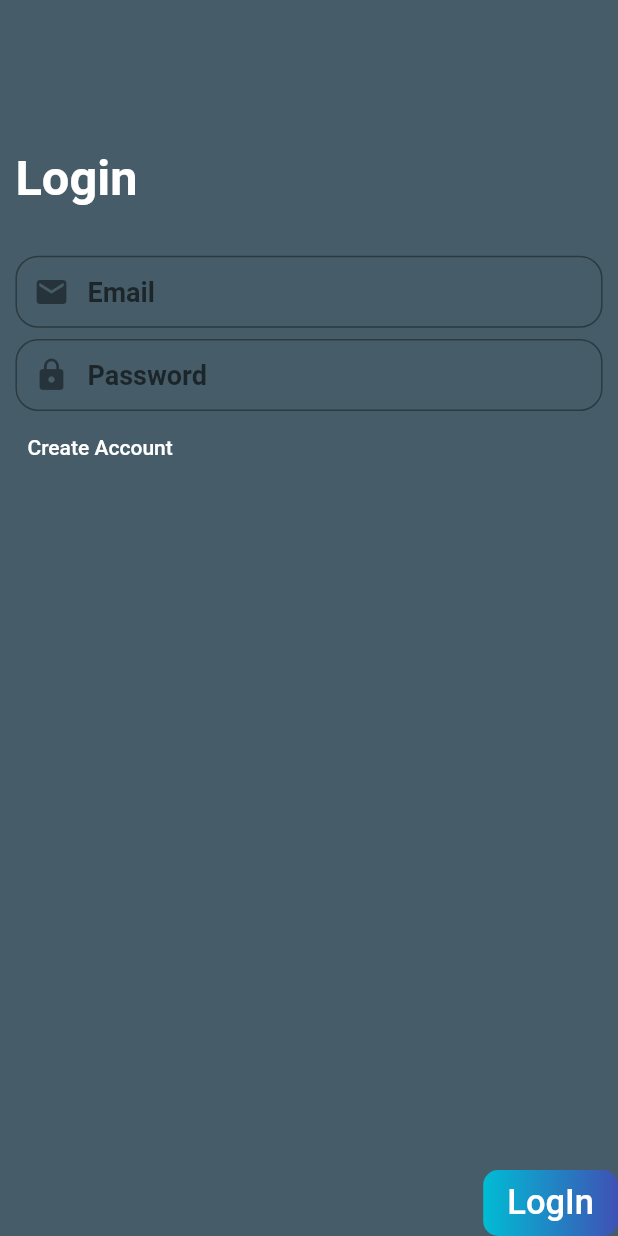
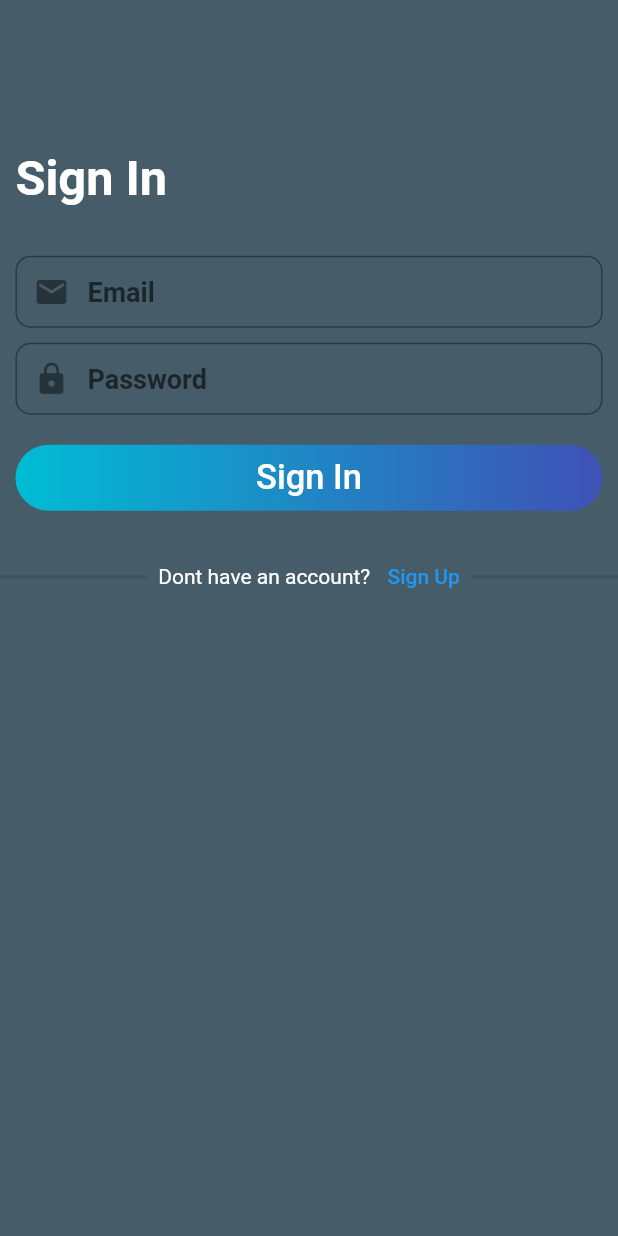
Before and after one commit to CodingMuhammed/Workouter, a Flutter app: the screen it shows after launch, on a phone screen of 412 x 824 dp. Run offline on Flutter 3.47's test engine with Material 2 defaults, Android fonts, the light colour scheme and no system bars; our stand-ins replace cloud_firestore, firebase_auth, firebase_core, flutter_slidable; accounts and stored records are empty.

Commit message:
fix: #29

```diff
--- a/lib/Ui/exercise/cardiovascular_card.dart
+++ b/lib/Ui/exercise/cardiovascular_card.dart
@@ -17,6 +17,7 @@ String deleteExerciseText = 'Delete exercise';
 final uid = FirebaseAuth.instance.currentUser?.uid;
 TextEditingController _calorieController = TextEditingController();
 TextEditingController _timeController = TextEditingController();
+String deleteExerciseDescription = 'you want to delete this exercise?';
 
 class _CardiovascularCardState extends State<CardiovascularCard> {
   @override
@@ -74,7 +75,7 @@ class _CardiovascularCardState extends State<CardiovascularCard> {
                     SlidableAction(
                       onPressed: (context) {
                         DialogInstance(context, deleteExerciseFunction,
-                            deleteExerciseText);
+                            deleteExerciseText, deleteExerciseDescription);
                       },
                       label: 'Delete',
                       backgroundColor: Colors.red,
--- a/lib/Ui/exercise/exercise_card.dart
+++ b/lib/Ui/exercise/exercise_card.dart
@@ -5,9 +5,9 @@ import 'package:flutter/material.dart';
 import 'package:workouter/Ui/exercise/exercise_type_dialog.dart';
 
 class ExerciseCard extends StatefulWidget {
-  AsyncSnapshot<QuerySnapshot> snapshot;
-  int index;
-  ExerciseCard(this.snapshot, this.index, {Key? key}) : super(key: key);
+  final AsyncSnapshot<QuerySnapshot> snapshot;
+  final int index;
+  const ExerciseCard(this.snapshot, this.index, {Key? key}) : super(key: key);
 
   @override
   State<ExerciseCard> createState() => _ExerciseCardState();
--- a/lib/Ui/exercise/strength_card.dart
+++ b/lib/Ui/exercise/strength_card.dart
@@ -24,6 +24,7 @@ class _StrengthCardState extends State<StrengthCard> {
 
   @override
   Widget build(BuildContext context) {
+    String deleteExerciseDescription = 'you want to delete this exercise?';
     final data = widget.snapshot.data;
     final exerciseId = data!.docs[widget.index].reference.id;
     final uid = FirebaseAuth.instance.currentUser?.uid;
@@ -84,7 +85,7 @@ class _StrengthCardState extends State<StrengthCard> {
                     SlidableAction(
                       onPressed: (context) {
                         DialogInstance(context, deleteExerciseFunction,
-                            deleteExerciseText);
+                            deleteExerciseText, deleteExerciseDescription);
                       },
                       label: 'Delete',
                       backgroundColor: Colors.red,
--- a/lib/Ui/global.dart
+++ b/lib/Ui/global.dart
@@ -1,3 +1,5 @@
 import 'package:flutter/material.dart';
 
 const backgroundColor = Color.fromARGB(255, 70, 93, 105);
+
+const appLogo = 'assets/workouter-app-logo.png';
--- a/lib/Ui/workout/workout_page.dart
+++ b/lib/Ui/workout/workout_page.dart
@@ -14,7 +14,8 @@ class WorkoutPage extends StatefulWidget {
 }
 
 User user = FirebaseAuth.instance.currentUser!;
-String signoutText = 'Sign out';
+String signOutText = 'Sign Out';
+const signOutDescription = 'you want to sign out?';
 
 class _WorkoutPageState extends State<WorkoutPage> {
   @override
@@ -36,13 +37,15 @@ class _WorkoutPageState extends State<WorkoutPage> {
             padding: const EdgeInsets.all(8.0),
             child: GradientElevatedButton(
                 onPressed: () {
-                  DialogInstance(context, signOutFunction, signoutText);
+                  DialogInstance(context, signOutFunction, signOutText,
+                      signOutDescription);
                 },
                 child: const Text('Sign out')),
           )
         ],
       ),
       floatingActionButton: FloatingActionButton(
+        backgroundColor: Colors.cyan,
         onPressed: () {
           Navigator.push(context,
               MaterialPageRoute(builder: (context) => const ExercisePage()));
--- a/lib/authentication/login_page.dart
+++ b/lib/authentication/login_page.dart
@@ -46,7 +46,7 @@ class _LogInPageState extends State<LogInPage> {
               child: Row(
                 mainAxisAlignment: MainAxisAlignment.start,
                 children: const [
-                  Text('Login',
+                  Text('Sign In',
                       style: TextStyle(
                           fontSize: 32.5,
                           fontWeight: FontWeight.bold,
@@ -69,13 +69,13 @@ class _LogInPageState extends State<LogInPage> {
                       borderRadius: BorderRadius.all(Radius.circular(10.0)),
                       borderSide: BorderSide(color: Colors.black)),
                   border: OutlineInputBorder(
-                      borderRadius: BorderRadius.all(Radius.circular(15.0)),
+                      borderRadius: BorderRadius.all(Radius.circular(10.0)),
                       borderSide: BorderSide()),
                   hintText: 'Email',
                 ),
               ),
             ),
-            const SizedBox(height: 7.5),
+            const SizedBox(height: 10),
             SizedBox(
               width: MediaQuery.of(context).size.width * 0.95,
               child: TextField(
@@ -88,37 +88,19 @@ class _LogInPageState extends State<LogInPage> {
                       borderRadius: BorderRadius.all(Radius.circular(10.0)),
                       borderSide: BorderSide(color: Colors.black)),
                   border: OutlineInputBorder(
-                      borderRadius: BorderRadius.all(Radius.circular(15.0)),
+                      borderRadius: BorderRadius.all(Radius.circular(10.0)),
                       borderSide: BorderSide()),
                   hintText: 'Password',
                   prefixIcon: Icon(Icons.lock),
                 ),
               ),
             ),
-            SizedBox(
-              width: MediaQuery.of(context).size.width * 0.95,
-              child: Row(
-                mainAxisAlignment: MainAxisAlignment.start,
-                children: [
-                  TextButton(
-                      onPressed: () {
-                        Navigator.push(
-                            context,
-                            MaterialPageRoute(
-                                builder: (context) => const SignUpPage()));
-                      },
-                      child: const Text(
-                        'Create Account',
-                        style: TextStyle(color: Colors.white),
-                      )),
-                ],
-              ),
-            ),
-            const Spacer(),
+            const SizedBox(height: 20),
             Row(
-              mainAxisAlignment: MainAxisAlignment.end,
+              mainAxisAlignment: MainAxisAlignment.center,
               children: [
                 GradientElevatedButton(
+                    width: MediaQuery.of(context).size.width * 0.95,
                     onPressed: () {
                       AuthService.signInMethod(
                           email: _emailController.text,
@@ -126,9 +108,42 @@ class _LogInPageState extends State<LogInPage> {
                           context: context);
                     },
                     child: const Text(
-                      'LogIn',
+                      'Sign In',
                       style: TextStyle(fontSize: 23.0, color: Colors.white),
-                    ))
+                    )),
+              ],
+            ),
+            const SizedBox(height: 20.0),
+            Row(
+              children: [
+                Expanded(
+                  child: Container(
+                    child: const Divider(
+                      thickness: 2,
+                    ),
+                  ),
+                ),
+                const SizedBox(width: 8),
+                const Text('Dont have an account? ',
+                    style: TextStyle(color: Colors.white)),
+                TextButton(
+                    onPressed: () {
+                      Navigator.pushReplacement(
+                          context,
+                          MaterialPageRoute(
+                              builder: (context) => const SignUpPage()));
+                    },
+                    child: const Text(
+                      'Sign Up',
+                      style: TextStyle(color: Colors.blue),
+                    )),
+                Expanded(
+                  child: Container(
+                    child: const Divider(
+                      thickness: 2,
+                    ),
+                  ),
+                )
               ],
             ),
           ],
--- a/lib/widgets/gradient_elevated_button.dart
+++ b/lib/widgets/gradient_elevated_button.dart
@@ -20,7 +20,7 @@ class GradientElevatedButton extends StatelessWidget {
 
   @override
   Widget build(BuildContext context) {
-    final borderRadius = this.borderRadius ?? BorderRadius.circular(10);
+    final borderRadius = this.borderRadius ?? BorderRadius.circular(30);
     return Container(
       width: width,
       height: height ?? 44.0,
--- a/pubspec.yaml
+++ b/pubspec.yaml
@@ -62,8 +62,8 @@ flutter:
   uses-material-design: true
 
   # To add assets to your application, add an assets section, like this:
-  # assets:
-  #   - assets/
+  assets:
+    - assets/
 
   # An image asset can refer to one or more resolution-specific "variants", see
   # https://flutter.dev/assets-and-images/#resolution-aware.
```
Also changed, not shown: lib/Ui/exercise/exercise_name_dialog.dart (+9 -3 lines), lib/Ui/exercise/exercise_page.dart (+6 -8 lines), lib/Ui/exercise/exercise_type_dialog.dart (+14 -4 lines), lib/authentication/authService.dart (+14 -14 lines), lib/authentication/signup_page.dart (+45 -9 lines), lib/widgets/dialog_instance.dart (+28 -17 lines), assets/workouter-app-logo.png (added).
